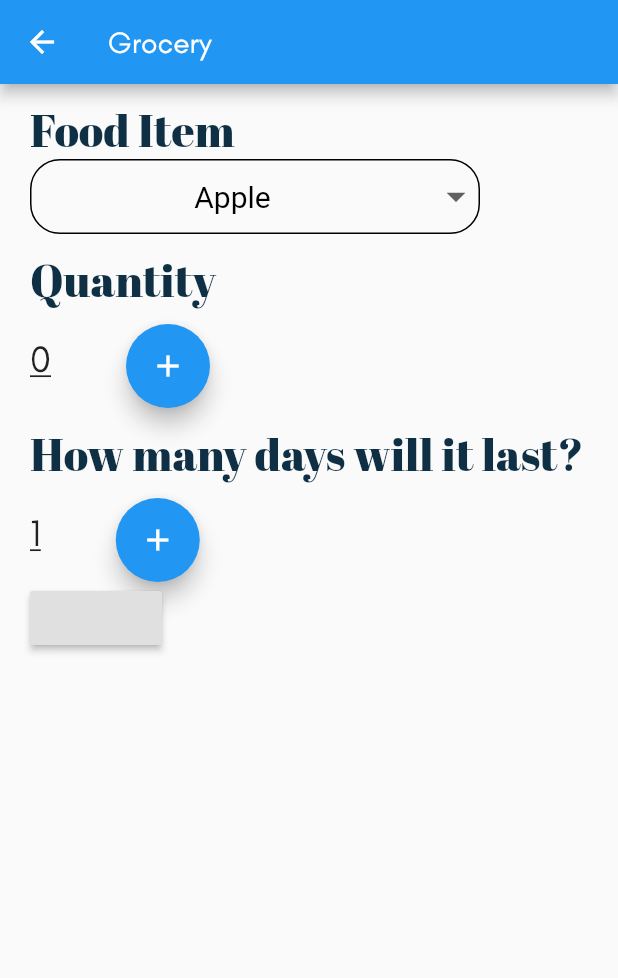
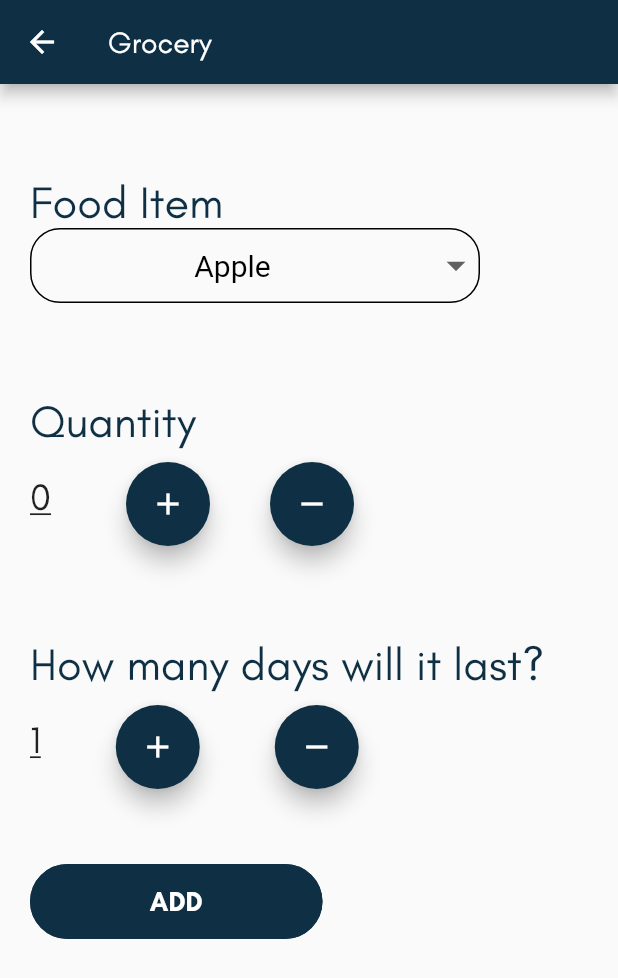
Before and after one commit to AnanyaJajoo/ecoProject, a Flutter app: the Grocery screen opened directly, on a phone screen of 412 x 824 dp. Shown: the top 978 px of the screen. Run offline on Flutter 3.47's test engine with Material 2 defaults, Android fonts, the phone set to English and light mode, and no system bars; our stand-ins replace cloud_firestore, firebase_core; accounts and stored records are empty.

Commit message:
grocery ui

```diff
--- a/lib/grocery.dart
+++ b/lib/grocery.dart
@@ -3,6 +3,11 @@ import 'package:cloud_firestore/cloud_firestore.dart';
 import 'package:firebase_core/firebase_core.dart';
 
 final firestoreInstance = FirebaseFirestore.instance;
+const paletteLightGreen = const Color(0xff9cd7b4);
+const paletteLightBlue = const Color(0xffdcf0e1);
+const paletteYellow = const Color(0xfffbd969);
+const paletteDarkGreen = const Color(0xff0f3044);
+const paletteDarkBlue = const Color(0xff497a6e);
 
 class Grocery extends StatefulWidget {
   @override
@@ -32,15 +37,21 @@ class _GroceryState extends State<Grocery> {
 
   @override
   Widget build(BuildContext context) {
+    final firestoreInstance = FirebaseFirestore.instance;
     void _onPressed() {
       firestoreInstance.collection("foods").add({
-        'foodAmount':quantity,
-        'foodExpiration':days,
+        'foodAmount': quantity,
+        'foodExpiration': days,
         'foodName': nameCity,
+        'counter' : 0,
       });
     }
+
     return Scaffold(
-      appBar: AppBar(title: Text("Grocery")),
+      appBar: AppBar(
+        title: Text("Grocery"),
+        backgroundColor: Color(0xFF0f3044),
+      ),
       body: Container(
         child: Padding(
           padding: const EdgeInsets.only(left: 20.0),
@@ -48,11 +59,11 @@ class _GroceryState extends State<Grocery> {
             crossAxisAlignment: CrossAxisAlignment.start,
             children: <Widget>[
               Container(
-                margin: EdgeInsets.only(top: 10.0),
+                margin: EdgeInsets.only(top: 60.0),
                 child: Text(
                   "Food Item",
                   style: TextStyle(
-                      fontFamily: 'Abril Fatface',
+                      //fontFamily: 'Abril Fatface',
                       fontSize: 30.0,
                       color: Color(0xFF0f3044)),
                 ),
@@ -90,16 +101,18 @@ class _GroceryState extends State<Grocery> {
                 ),
               ),
               Container(
-                margin: EdgeInsets.only(top: 10.0),
+                margin: EdgeInsets.only(top: 60.0),
                 child: Text(
                   "Quantity",
                   style: TextStyle(
-                      fontFamily: 'Abril Fatface',
+                      //fontFamily: 'Abril Fatface',
                       fontSize: 30.0,
                       color: Color(0xFF0f3044)),
                 ),
               ),
-              Row(mainAxisAlignment: MainAxisAlignment.start, children: <Widget>[
+              Row(
+                  mainAxisAlignment: MainAxisAlignment.start,
+                  children: <Widget>[
                     Container(
                       child: Text(
                         "$quantity",
@@ -114,6 +127,7 @@ class _GroceryState extends State<Grocery> {
                       margin: EdgeInsets.only(top: 10.0),
                       alignment: Alignment.center,
                       child: FloatingActionButton(
+                        backgroundColor: Color(0xFF0f3044),
                         heroTag: "1",
                         child: Icon(Icons.add),
                         onPressed: () {
@@ -123,18 +137,35 @@ class _GroceryState extends State<Grocery> {
                         },
                       ),
                     ),
+                    SizedBox(width: 40.0),
+                    Container(
+                      margin: EdgeInsets.only(top: 10.0),
+                      alignment: Alignment.center,
+                      child: FloatingActionButton(
+                        backgroundColor: Color(0xFF0f3044),
+                        heroTag: "2",
+                        child: Icon(Icons.remove),
+                        onPressed: () {
+                          setState(() {
+                            quantity -= 1;
+                          });
+                        },
+                      ),
+                    ),
                   ]),
               Container(
-                margin: EdgeInsets.only(top: 10.0),
+                margin: EdgeInsets.only(top: 60.0),
                 child: Text(
                   "How many days will it last?",
                   style: TextStyle(
-                      fontFamily: 'Abril Fatface',
+                      //fontFamily: 'Abril Fatface',
                       fontSize: 30.0,
                       color: Color(0xFF0f3044)),
                 ),
               ),
-              Row(mainAxisAlignment: MainAxisAlignment.start, children: <Widget>[
+              Row(
+                  mainAxisAlignment: MainAxisAlignment.start,
+                  children: <Widget>[
                     Container(
                       child: Text(
                         "$days",
@@ -149,7 +180,8 @@ class _GroceryState extends State<Grocery> {
                       margin: EdgeInsets.only(top: 10.0),
                       alignment: Alignment.center,
                       child: FloatingActionButton(
-                    heroTag: "2",
+                        backgroundColor: Color(0xFF0f3044),
+                        heroTag: "3",
                         child: Icon(Icons.add),
                         onPressed: () {
                           setState(() {
@@ -158,10 +190,57 @@ class _GroceryState extends State<Grocery> {
                         },
                       ),
                     ),
+                    SizedBox(width: 50.0),
+                    Container(
+                      margin: EdgeInsets.only(top: 10.0),
+                      alignment: Alignment.center,
+                      child: FloatingActionButton(
+                        backgroundColor: Color(0xFF0f3044),
+                        heroTag: "4",
+                        child: Icon(Icons.remove),
+                        onPressed: () {
+                          setState(() {
+                            days -= 1;
+                          });
+                        },
+                      ),
+                    ),
                   ]),
-              RaisedButton(onPressed: (){
+              SizedBox(height: 50.0),
+              Row(
+                children: [
+                  Container(
+                    child: ButtonTheme(
+                      minWidth: 195.0,
+                      height: 50.0,
+                      child: RaisedButton(
+                        padding: EdgeInsets.all(10.0),
+                          onPressed: () {
                             _onPressed();
-              }
+                            setState(() {
+                              nameCity = "Apple";
+                              quantity = 0;
+                              days = 1;
+                            });
+                          },
+                          elevation: 0.0,
+                          color: Color(0xFF0f3044),
+                          shape: RoundedRectangleBorder(
+                            borderRadius: BorderRadius.circular(30.0),
+                            side: BorderSide(
+                                color: Color(0xFF0f3044), width: 2.0),
+                          ),
+                          child: Column(
+                            children: <Widget>[
+                              Text(
+                                "ADD",
+                                style: TextStyle(fontSize: 18.0, fontWeight: FontWeight.bold, color: Colors.white),
+                              )
+                            ],
+                          )),
+                    ),
+                  ),
+                ],
               )
             ],
           ),
```
Also changed, not shown: lib/user_screen.dart (+33 -11 lines). Lines whose indentation alone changed are shown as unchanged.
